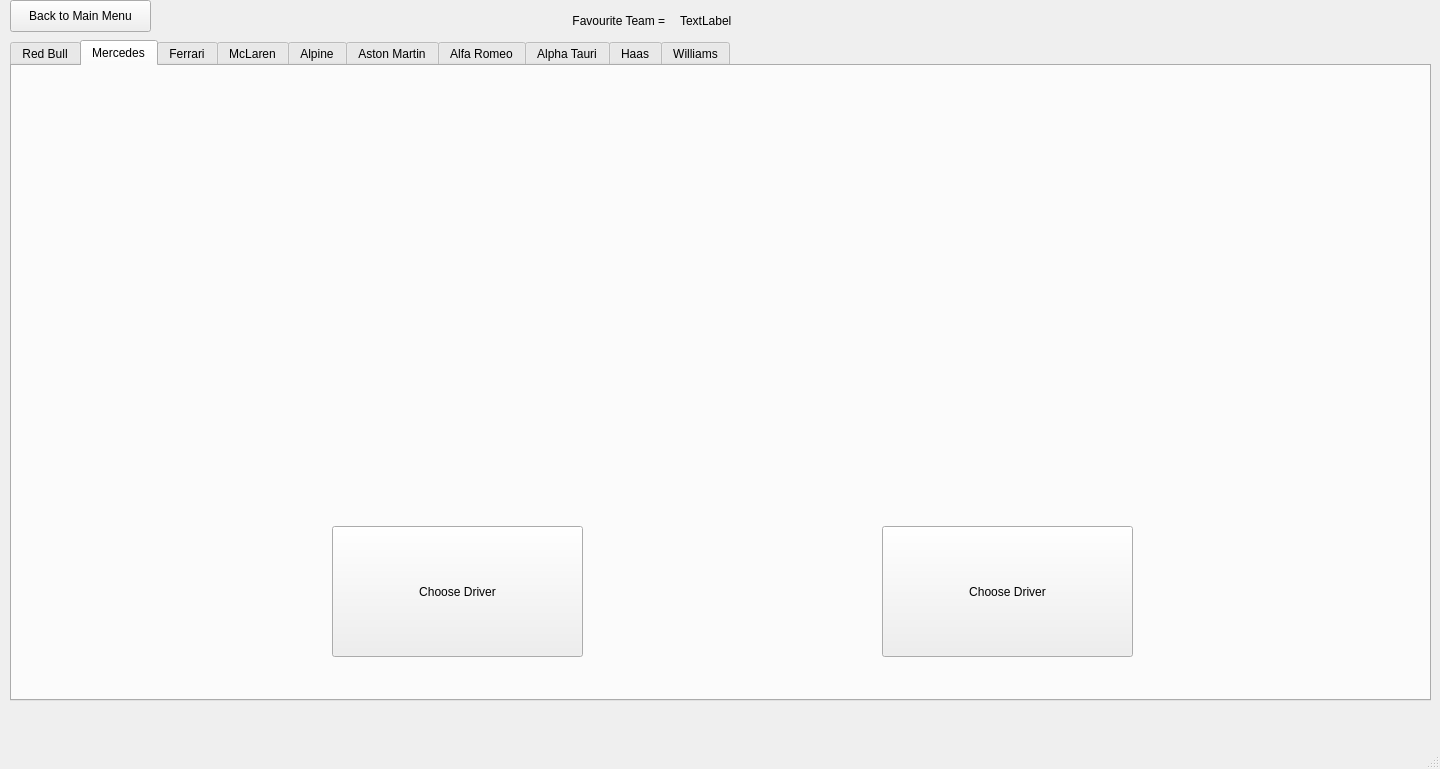
First picture: the form in TeamSelectMenu.ui, repository BeetleTurnip723/NEAProject, before the edit.
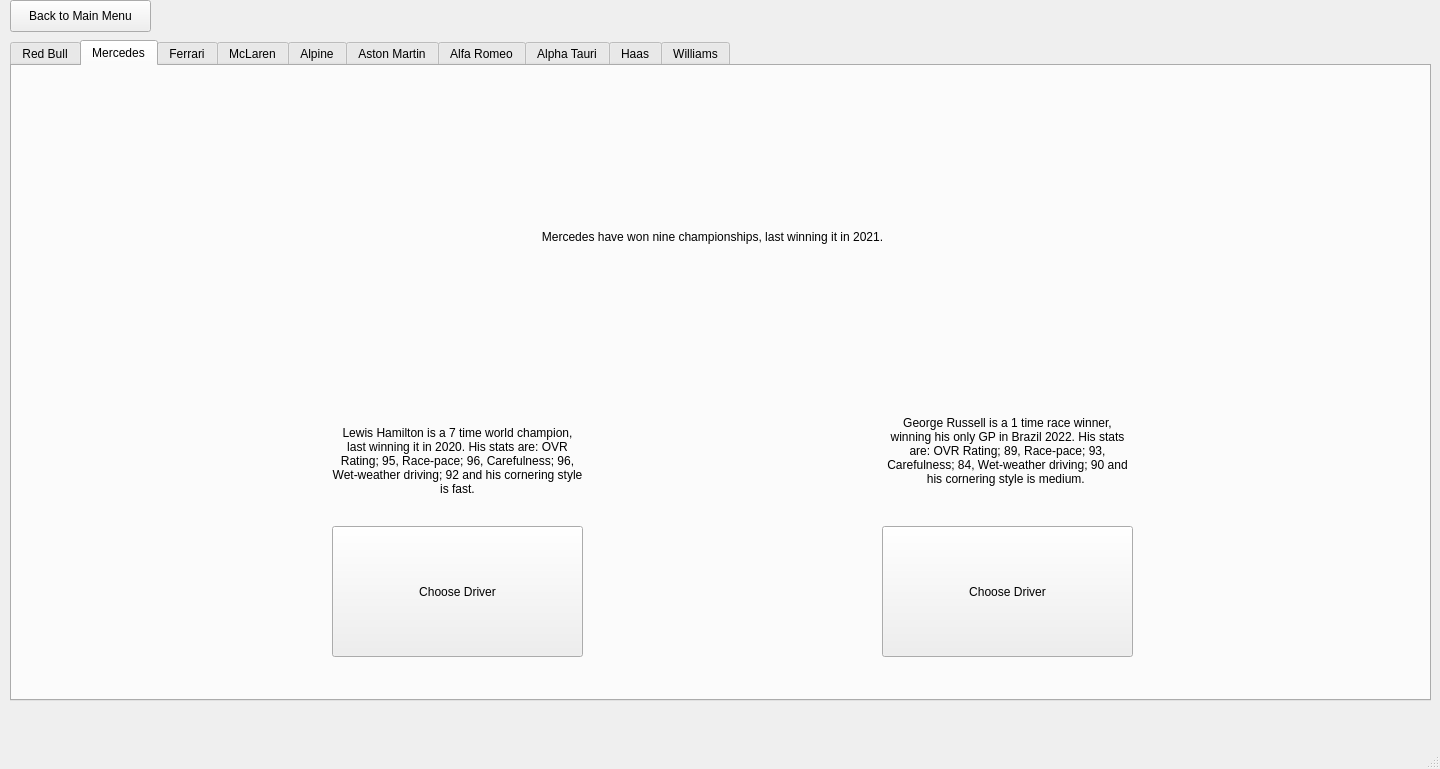
Second picture: the form after the edit. The open tabs and pages were chosen to show the change.

What changed in the file:
```diff
--- a/TeamSelectMenu.ui
+++ b/TeamSelectMenu.ui
@@ -153,6 +153,60 @@
        <string>Choose Driver</string>
       </property>
      </widget>
+     <widget class="QLabel" name="label">
+      <property name="geometry">
+       <rect>
+        <x>410</x>
+        <y>0</y>
+        <width>581</width>
+        <height>341</height>
+       </rect>
+      </property>
+      <property name="text">
+       <string>Mercedes have won nine championships, last winning it in 2021.</string>
+      </property>
+      <property name="alignment">
+       <set>Qt::AlignCenter</set>
+      </property>
+     </widget>
+     <widget class="QLabel" name="lew_h_desc">
+      <property name="geometry">
+       <rect>
+        <x>320</x>
+        <y>360</y>
+        <width>251</width>
+        <height>91</height>
+       </rect>
+      </property>
+      <property name="text">
+       <string>Lewis Hamilton is a 7 time world champion, last winning it in 2020. His stats are: OVR Rating; 95, Race-pace; 96, Carefulness; 96, Wet-weather driving; 92 and his cornering style is fast.</string>
+      </property>
+      <property name="alignment">
+       <set>Qt::AlignHCenter|Qt::AlignTop</set>
+      </property>
+      <property name="wordWrap">
+       <bool>true</bool>
+      </property>
+     </widget>
+     <widget class="QLabel" name="geo_r_desc">
+      <property name="geometry">
+       <rect>
+        <x>870</x>
+        <y>350</y>
+        <width>251</width>
+        <height>101</height>
+       </rect>
+      </property>
+      <property name="text">
+       <string>George Russell is a 1 time race winner, winning his only GP in Brazil 2022. His stats are: OVR Rating; 89, Race-pace; 93, Carefulness; 84, Wet-weather driving; 90 and his cornering style is medium. </string>
+      </property>
+      <property name="alignment">
+       <set>Qt::AlignHCenter|Qt::AlignTop</set>
+      </property>
+      <property name="wordWrap">
+       <bool>true</bool>
+      </property>
+     </widget>
     </widget>
     <widget class="QWidget" name="ferrari_tab">
      <attribute name="title">
@@ -416,35 +470,6 @@
      <string>Back to Main Menu</string>
     </property>
    </widget>
-   <widget class="QLabel" name="label">
-    <property name="geometry">
-     <rect>
-      <x>560</x>
-      <y>10</y>
-      <width>121</width>
-      <height>21</height>
-     </rect>
-    </property>
-    <property name="text">
-     <string>Favourite Team = </string>
-    </property>
-    <property name="alignment">
-     <set>Qt::AlignCenter</set>
-    </property>
-   </widget>
-   <widget class="QLabel" name="fav_team_lbl">
-    <property name="geometry">
-     <rect>
-      <x>680</x>
-      <y>10</y>
-      <width>111</width>
-      <height>21</height>
-     </rect>
-    </property>
-    <property name="text">
-     <string>TextLabel</string>
-    </property>
-   </widget>
   </widget>
   <widget class="QMenuBar" name="menubar">
    <property name="geometry">
```
Left out of the diff: 6 changed lines with no effect on the pictures.
